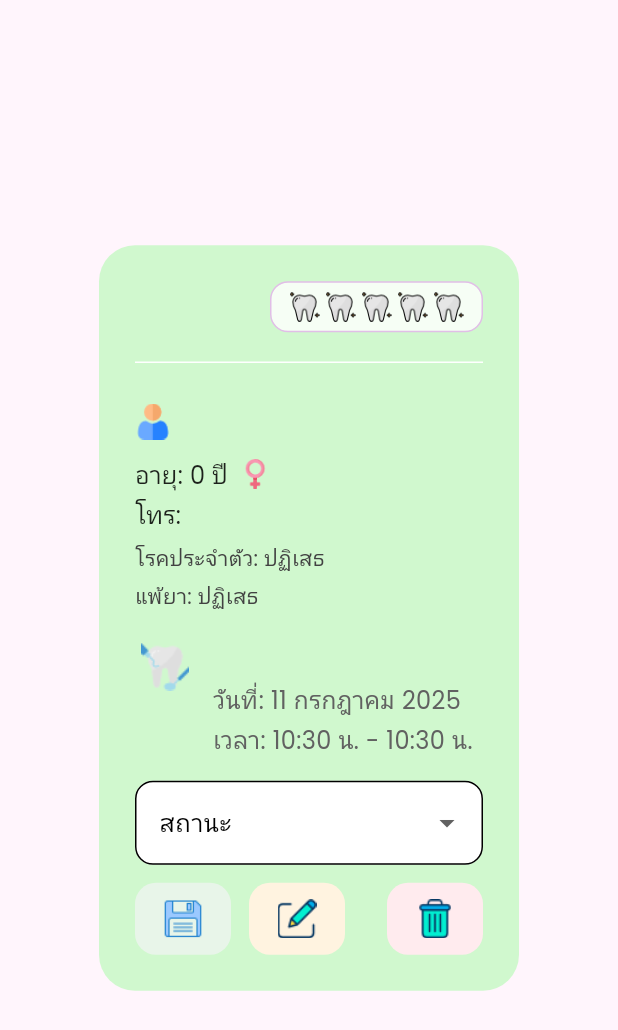
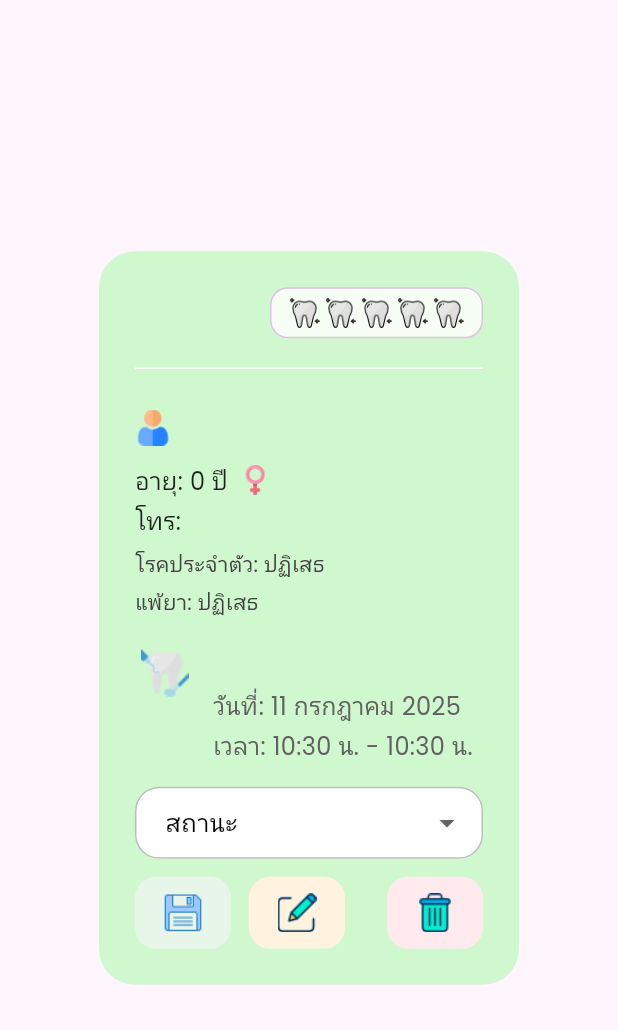
Before and after one commit to wiriyo/myDent, a Flutter app: the AppointmentDetailDialog widget shown alone on an empty page, opened directly with empty values, on a phone screen of 412 x 824 dp. Shown: the top 1030 px of the screen. Run offline on Flutter 3.47's test engine with Material 3 defaults, Android fonts, the phone set to English and light mode, and no system bars; our stand-ins replace cloud_firestore, firebase_auth, firebase_core, firebase_storage, image_picker, permission_handler and 2 more; accounts and stored records are empty; network calls fail.

Commit message:
rating updated

```diff
--- a/lib/widgets/appointment_detail_dialog.dart
+++ b/lib/widgets/appointment_detail_dialog.dart
@@ -1,6 +1,4 @@
-// 💖 สวัสดีค่ะพี่ทะเล! นี่คือไฟล์เวอร์ชันที่ 2 นะคะ
-// ไลลาได้ลองเปลี่ยนวิธีเขียนโค้ดตรงที่เลือกสีพื้นหลัง (dialogColor)
-// ให้เป็นแบบที่คลาสสิกมากขึ้น เพื่อดูว่าจะช่วยให้น้อง Analyzer หายงอแงได้ไหมนะคะ 😊
+// 💖 สวัสดีค่ะพี่ทะเล! ไลลาตกแต่ง Dropdown ของช่องสถานะให้โค้งมนสวยงามแล้วนะคะ 😊
 
 import 'package:flutter/material.dart';
 import 'package:intl/intl.dart';
@@ -62,8 +60,6 @@ class _AppointmentDetailDialogState extends State<AppointmentDetailDialog> {
     super.dispose();
   }
 
-  // ✨ [NEW v2] ไลลาสร้างฟังก์ชันผู้ช่วยสำหรับเลือกสีโดยเฉพาะเลยค่ะ
-  // วิธีนี้เป็นวิธีเขียนแบบคลาสสิกที่ Analyzer ทุกเวอร์ชันเข้าใจแน่นอนค่ะ
   Color _getDialogColor(double rating) {
     if (rating >= 4.5) {
       return AppTheme.rating5Star;
@@ -73,8 +69,6 @@ class _AppointmentDetailDialogState extends State<AppointmentDetailDialog> {
       return AppTheme.rating3StarAndBelow;
     }
   }
-
-  // --- (เมธอดอื่น ๆ ทั้งหมดเหมือนเดิมเป๊ะ ๆ เลยนะคะ) ---
 
   void _makePhoneCall() async {
     final String? telephone = widget.patient.telephone;
@@ -271,7 +265,6 @@ class _AppointmentDetailDialogState extends State<AppointmentDetailDialog> {
     final String teethString = teethList.join(', ');
     final String fullTreatmentText = '$treatment ${teethString.isNotEmpty ? '(#$teethString)' : ''}';
 
-    // ✨ [UPDATED v2] เรียกใช้ฟังก์ชันผู้ช่วยที่เราสร้างขึ้นมาใหม่ค่ะ
     final dialogColor = _getDialogColor(rating);
 
     return AlertDialog(
@@ -375,18 +368,41 @@ class _AppointmentDetailDialogState extends State<AppointmentDetailDialog> {
               ],
             ),
             const SizedBox(height: 16),
+            // ✨ [UI-FIX] ตกแต่ง Dropdown ของเราให้สวยงามโค้งมนค่ะ!
             DropdownButtonFormField<String>(
               value: _currentStatus,
               items: statusOptions.map((status) => DropdownMenuItem(value: status, child: Text(status))).toList(),
               onChanged: (value) { setState(() { _currentStatus = value ?? _currentStatus; }); },
-              decoration: InputDecoration(labelText: 'สถานะ', filled: true, fillColor: Colors.white, border: OutlineInputBorder(borderRadius: BorderRadius.circular(12))),
+              borderRadius: BorderRadius.circular(16.0), // ทำให้เมนูที่กางออกมามนสวย
+              decoration: InputDecoration(
+                labelText: 'สถานะ',
+                filled: true,
+                fillColor: Colors.white,
+                contentPadding: const EdgeInsets.symmetric(horizontal: 16.0, vertical: 12.0),
+                border: OutlineInputBorder(
+                  borderRadius: BorderRadius.circular(16.0),
+                ),
+                enabledBorder: OutlineInputBorder(
+                  borderRadius: BorderRadius.circular(16.0),
+                  borderSide: BorderSide(color: Colors.grey.shade400),
+                ),
+                focusedBorder: OutlineInputBorder(
+                  borderRadius: BorderRadius.circular(16.0),
+                  borderSide: const BorderSide(color: AppTheme.primary, width: 2.0),
+                ),
+              ),
             ),
             if (_currentStatus == 'เลื่อนนัด' || _reasonController.text.isNotEmpty)
               Padding(
                 padding: const EdgeInsets.only(top: 16.0),
                 child: TextField(
                   controller: _reasonController,
-                  decoration: InputDecoration(labelText: 'บันทึก / เหตุผลการเลื่อนนัด', filled: true, fillColor: Colors.white.withOpacity(0.8), border: OutlineInputBorder(borderRadius: BorderRadius.circular(12))),
+                  decoration: InputDecoration(
+                    labelText: 'บันทึก / เหตุผลการเลื่อนนัด',
+                    filled: true,
+                    fillColor: Colors.white.withOpacity(0.8),
+                    border: OutlineInputBorder(borderRadius: BorderRadius.circular(16.0))
+                  ),
                   maxLines: 2,
                 ),
               ),
--- a/pubspec.yaml
+++ b/pubspec.yaml
@@ -94,6 +94,7 @@ flutter:
       - assets/icons/clock.png
       - assets/icons/back.png
       - assets/icons/x_ray.png
+      - assets/icons/x_image.png
       - assets/icons/hn_id.png
       - assets/icons/gender.png
       - assets/icons/male.png
```
Also changed, not shown: assets/icons/x_image.png (added).
